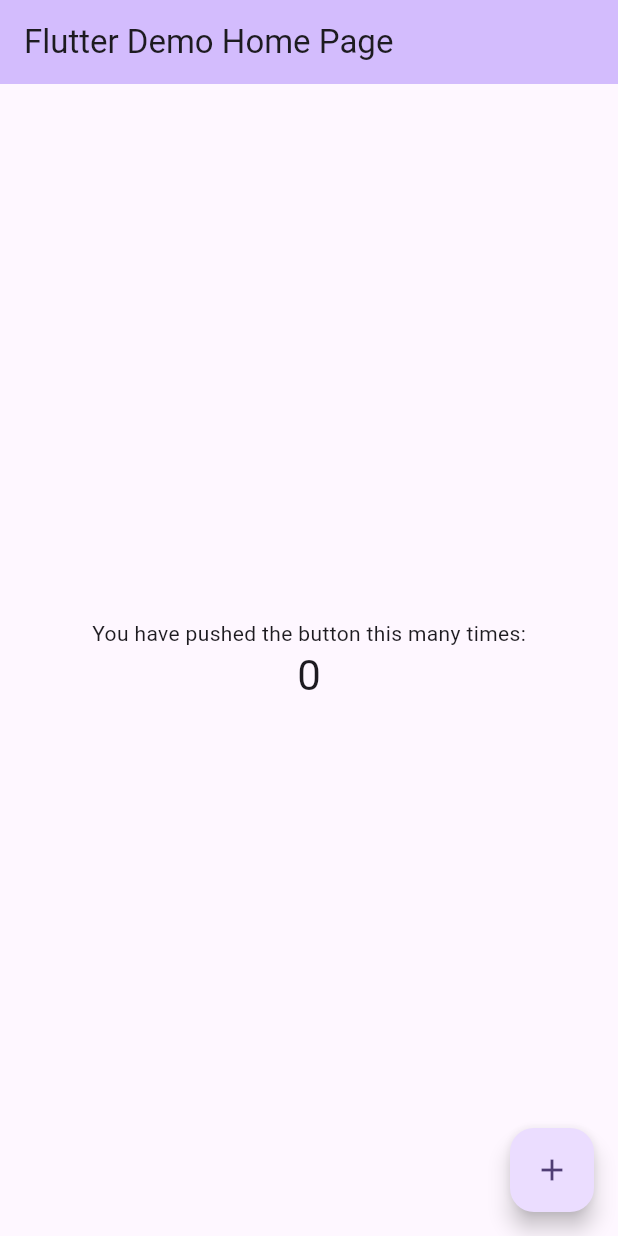
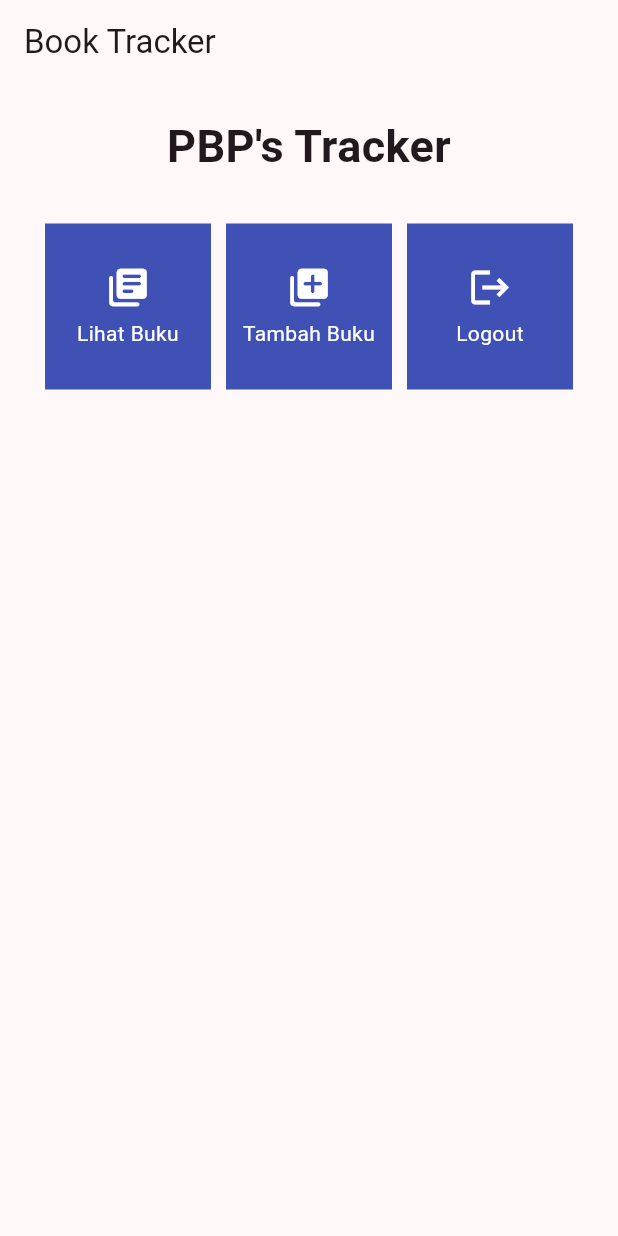
Before and after one commit to nairisfa/book-tracker-mobile, a Flutter app: the screen it shows after launch, on a phone screen of 412 x 824 dp. Run offline on Flutter 3.47's test engine with Material 3 defaults, Android fonts, the phone set to English and light mode, and no system bars.

Commit message:
Tutorial 6 selesai

```diff
--- a/lib/main.dart
+++ b/lib/main.dart
@@ -1,4 +1,5 @@
 import 'package:flutter/material.dart';
+import 'package:book_tracker/menu.dart';
 
 void main() {
   runApp(const MyApp());
@@ -28,98 +29,10 @@ class MyApp extends StatelessWidget {
         //
         // This works for code too, not just values: Most code changes can be
         // tested with just a hot reload.
-        colorScheme: ColorScheme.fromSeed(seedColor: Colors.deepPurple),
+        colorScheme: ColorScheme.fromSeed(seedColor: Colors.pink.shade50),
         useMaterial3: true,
       ),
-      home: const MyHomePage(title: 'Flutter Demo Home Page'),
+      home: MyHomePage(),
     );
   }
 }
-
-class MyHomePage extends StatefulWidget {
-  const MyHomePage({super.key, required this.title});
-
-  // This widget is the home page of your application. It is stateful, meaning
-  // that it has a State object (defined below) that contains fields that affect
-  // how it looks.
-
-  // This class is the configuration for the state. It holds the values (in this
-  // case the title) provided by the parent (in this case the App widget) and
-  // used by the build method of the State. Fields in a Widget subclass are
-  // always marked "final".
-
-  final String title;
-
-  @override
-  State<MyHomePage> createState() => _MyHomePageState();
-}
-
-class _MyHomePageState extends State<MyHomePage> {
-  int _counter = 0;
-
-  void _incrementCounter() {
-    setState(() {
-      // This call to setState tells the Flutter framework that something has
-      // changed in this State, which causes it to rerun the build method below
-      // so that the display can reflect the updated values. If we changed
-      // _counter without calling setState(), then the build method would not be
-      // called again, and so nothing would appear to happen.
-      _counter++;
-    });
-  }
-
-  @override
-  Widget build(BuildContext context) {
-    // This method is rerun every time setState is called, for instance as done
-    // by the _incrementCounter method above.
-    //
-    // The Flutter framework has been optimized to make rerunning build methods
-    // fast, so that you can just rebuild anything that needs updating rather
-    // than having to individually change instances of widgets.
-    return Scaffold(
-      appBar: AppBar(
-        // TRY THIS: Try changing the color here to a specific color (to
-        // Colors.amber, perhaps?) and trigger a hot reload to see the AppBar
-        // change color while the other colors stay the same.
-        backgroundColor: Theme.of(context).colorScheme.inversePrimary,
-        // Here we take the value from the MyHomePage object that was created by
-        // the App.build method, and use it to set our appbar title.
-        title: Text(widget.title),
-      ),
-      body: Center(
-        // Center is a layout widget. It takes a single child and positions it
-        // in the middle of the parent.
-        child: Column(
-          // Column is also a layout widget. It takes a list of children and
-          // arranges them vertically. By default, it sizes itself to fit its
-          // children horizontally, and tries to be as tall as its parent.
-          //
-          // Column has various properties to control how it sizes itself and
-          // how it positions its children. Here we use mainAxisAlignment to
-          // center the children vertically; the main axis here is the vertical
-          // axis because Columns are vertical (the cross axis would be
-          // horizontal).
-          //
-          // TRY THIS: Invoke "debug painting" (choose the "Toggle Debug Paint"
-          // action in the IDE, or press "p" in the console), to see the
-          // wireframe for each widget.
-          mainAxisAlignment: MainAxisAlignment.center,
-          children: <Widget>[
-            const Text(
-              'You have pushed the button this many times:',
-            ),
-            Text(
-              '$_counter',
-              style: Theme.of(context).textTheme.headlineMedium,
-            ),
-          ],
-        ),
-      ),
-      floatingActionButton: FloatingActionButton(
-        onPressed: _incrementCounter,
-        tooltip: 'Increment',
-        child: const Icon(Icons.add),
-      ), // This trailing comma makes auto-formatting nicer for build methods.
-    );
-  }
-}
--- /dev/null
+++ b/lib/menu.dart
@@ -0,0 +1,126 @@
+import 'package:flutter/material.dart';
+
+class MyHomePage extends StatelessWidget {
+    MyHomePage({super.key});
+
+  // This widget is the home page of your application. It is stateful, meaning
+  // that it has a State object (defined below) that contains fields that affect
+  // how it looks.
+
+  final List<TrackerItem> items = [
+    TrackerItem("Lihat Buku", Icons.library_books_rounded),
+    TrackerItem("Tambah Buku", Icons.library_add_rounded),
+    TrackerItem("Logout", Icons.logout),
+];
+
+  // This class is the configuration for the state. It holds the values (in this
+  // case the title) provided by the parent (in this case the App widget) and
+  // used by the build method of the State. Fields in a Widget subclass are
+  // always marked "final".
+
+  @override
+  Widget build(BuildContext context) {
+    // This method is rerun every time setState is called, for instance as done
+    // by the _incrementCounter method above.
+    //
+    // The Flutter framework has been optimized to make rerunning build methods
+    // fast, so that you can just rebuild anything that needs updating rather
+    // than having to individually change instances of widgets.
+    return Scaffold(
+        appBar: AppBar(
+        title: const Text(
+            'Book Tracker',
+        ),
+        ),
+        body: SingleChildScrollView(
+        // Widget wrapper yang dapat discroll
+        child: Padding(
+            padding: const EdgeInsets.all(10.0), // Set padding dari halaman
+            child: Column(
+            // Widget untuk menampilkan children secara vertikal
+            children: <Widget>[
+                const Padding(
+                padding: EdgeInsets.only(top: 10.0, bottom: 10.0),
+                // Widget Text untuk menampilkan tulisan dengan alignment center dan style yang sesuai
+                child: Text(
+                    'PBP\'s Tracker', // Text yang menandakan tracker
+                    textAlign: TextAlign.center,
+                    style: TextStyle(
+                    fontSize: 30,
+                    fontWeight: FontWeight.bold,
+                    ),
+                ),
+                ),
+                // Grid layout
+                GridView.count(
+                // Container pada card kita.
+                primary: true,
+                padding: const EdgeInsets.all(20),
+                crossAxisSpacing: 10,
+                mainAxisSpacing: 10,
+                crossAxisCount: 3,
+                shrinkWrap: true,
+                children: items.map((TrackerItem item) {
+                    // Iterasi untuk setiap item
+                    return TrackerCard(item);
+                }).toList(),
+                ),
+            ],
+            ),
+        ),
+        ),
+    );
+  }
+}
+
+class TrackerItem {
+    final String name;
+    final IconData icon;
+
+    TrackerItem(this.name, this.icon);
+}
+
+class TrackerCard extends StatelessWidget {
+    final TrackerItem item;
+
+    const TrackerCard(this.item, {super.key}); // Constructor
+
+    @override
+    Widget build(BuildContext context) {
+    return Material(
+        color: Colors.indigo,
+        child: InkWell(
+        // Area responsive terhadap sentuhan
+        onTap: () {
+            // Memunculkan SnackBar ketika diklik
+            ScaffoldMessenger.of(context)
+            ..hideCurrentSnackBar()
+            ..showSnackBar(SnackBar(
+                content: Text("Kamu telah menekan tombol ${item.name}!")));
+        },
+        child: Container(
+            // Container untuk menyimpan Icon dan Text
+            padding: const EdgeInsets.all(8),
+            child: Center(
+            child: Column(
+                mainAxisAlignment: MainAxisAlignment.center,
+                children: [
+                Icon(
+                    item.icon,
+                    color: Colors.white,
+                    size: 30.0,
+                ),
+                const Padding(padding: EdgeInsets.all(3)),
+                Text(
+                    item.name,
+                    textAlign: TextAlign.center,
+                    style: const TextStyle(color: Colors.white),
+                ),
+                ],
+            ),
+            ),
+        ),
+        ),
+    );
+    }
+}
```
